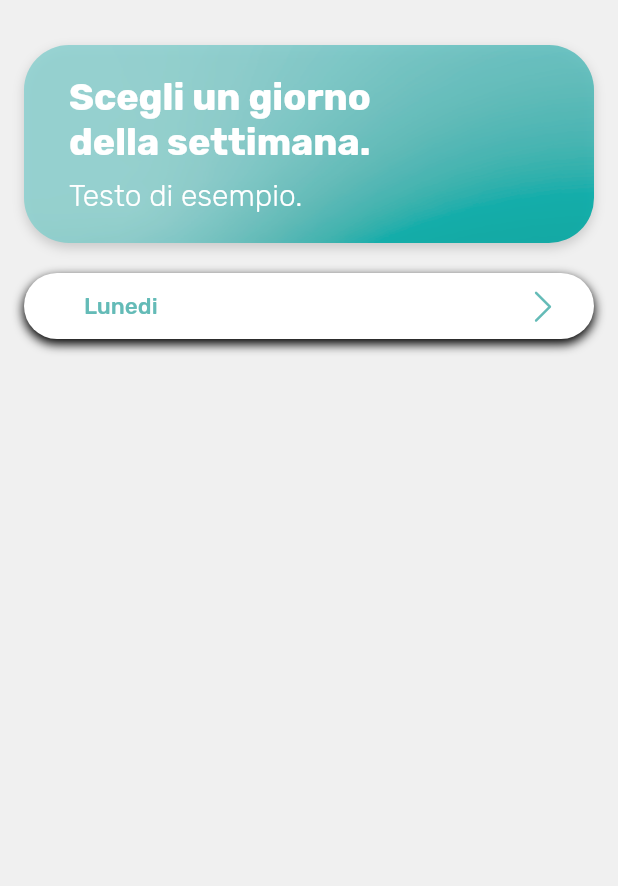
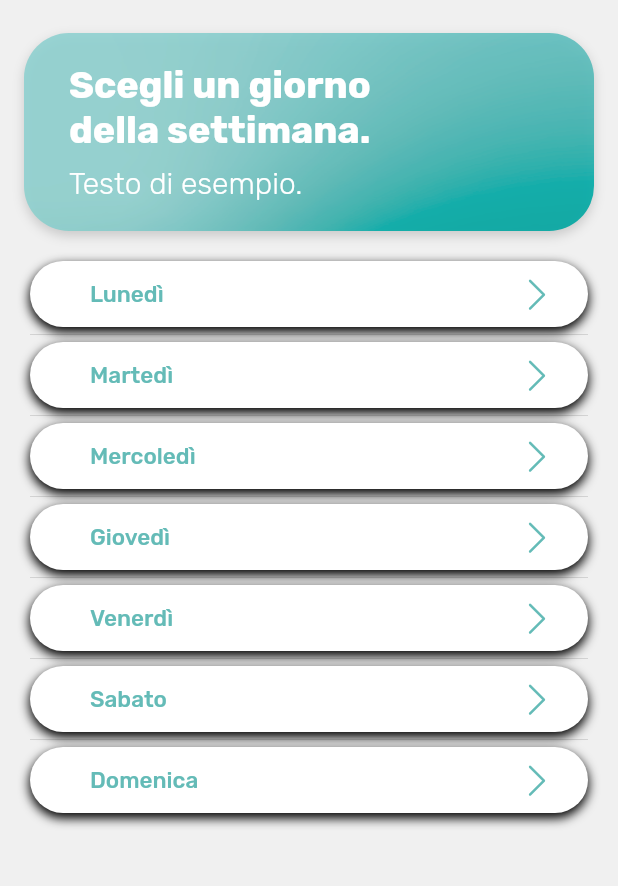
Before and after one commit to gian97pi/FisioProject, a Flutter app: the SelezioneGiorno screen opened directly, on a phone screen of 412 x 824 dp, the part 27-913 px from its top. Run offline on Flutter 3.47's test engine with Material 2 defaults, Android fonts, the phone set to English and light mode, and no system bars; our stand-ins replace device_preview, flutter_datetime_picker, responsive_builder, shared_preferences; accounts and stored records are empty.

Commit message:
Lista giorni completata

```diff
--- a/lib/ui/elements/day_selection_listview.dart
+++ b/lib/ui/elements/day_selection_listview.dart
@@ -1,4 +1,6 @@
+import 'package:fisioproject/presentation/custom_icons.dart';
 import 'package:fisioproject/ui/views/giorno_aggiunta.dart';
+import 'package:fisioproject/values/colors.dart';
 import 'package:flutter/material.dart';
 //import 'router.dart' as router;
 
@@ -26,28 +28,48 @@ class ListState extends State<DaySelectionListview> {
           Container(
             child: ListView.separated(
               //crea una listview con gli elementi distanziati
+
               shrinkWrap: true,
               physics: NeverScrollableScrollPhysics(),
-              padding: const EdgeInsets.all(8),
               itemCount: widget.entries.length,
               itemBuilder: (BuildContext context, int index) {
                 return GestureDetector(
-                  //TODO mettere l'icona gestita da itemActive
                   child: Container(
-                    height: 50,
-                    child: Center(
-                      child: Text(
-                        '${widget.entries[index]}',
-                        style: TextStyle(
-                          color: Colors.black45,
-                          fontFamily: "Rubik",
-                          fontWeight: FontWeight.w700,
-                          fontSize: 15,
+                      height: 44,
+                      decoration: BoxDecoration(
+                          boxShadow: [
+                            BoxShadow(
+                              color: Color.fromRGBO(0, 0, 0, 220),
+                              blurRadius: 5.0,
+                              spreadRadius: 0.5,
+                              offset: Offset(
+                                  0.0, 3.0), // shadow direction: bottom right
+                            )
+                          ],
+                          borderRadius: BorderRadius.all(Radius.circular(30.0)),
+                          color: Colors.white),
+                      child: Padding(
+                        padding: const EdgeInsets.symmetric(horizontal: 24.0),
+                        child: Row(
+                          mainAxisAlignment: MainAxisAlignment.spaceBetween,
+                          children: <Widget>[
+                            Padding(
+                              padding: const EdgeInsets.fromLTRB(16, 0, 0, 0),
+                              child: Text(widget.entries[index],
+                                  textAlign: TextAlign.left,
+                                  style: TextStyle(
+                                      color: AppColors.primaryText,
+                                      fontSize: 15,
+                                      fontWeight: FontWeight.w500)),
+                            ),
+                            Icon(
+                              Custom.next,
+                              size: 20,
+                              color: AppColors.primaryText,
+                            ),
+                          ],
                         ),
-                      ),
-
-                    ),
-                  ),
+                      )),
                   onTap: () {
                     print(widget.entries[index]);
                     //Navigator.pushNamed(context, widget.route , arguments: widget.entries[index]);
@@ -61,7 +83,7 @@ class ListState extends State<DaySelectionListview> {
                 );
               },
               separatorBuilder: (BuildContext context, int index) =>
-                  const Divider(),
+                  const Divider(height: 10),
             ),
           ),
         ],
--- a/lib/ui/views/selezione_giorno.dart
+++ b/lib/ui/views/selezione_giorno.dart
@@ -14,7 +14,7 @@ class SelezioneGiorno extends StatelessWidget {
     'Giovedì',
     'Venerdì',
     'Sabato',
-    'Domenica'
+    'Domenica',
   ];
 
   @override
@@ -24,13 +24,14 @@ class SelezioneGiorno extends StatelessWidget {
         body: SafeArea(
           child: Column(
             children: <Widget>[
+
               Padding(
-              padding: const EdgeInsets.fromLTRB(24.0, 0, 24.0, 0),
+                padding: const EdgeInsets.fromLTRB(24.0, 0, 24.0, 12),
                 child: Row(
                   mainAxisAlignment: MainAxisAlignment.spaceBetween,
                   children: <Widget>[
+
                     Align(
-                    alignment: Alignment.topLeft,
                       child: GestureDetector(
                           child: Text(
                             "INDIETRO",
@@ -65,9 +66,11 @@ class SelezioneGiorno extends StatelessWidget {
                   ],
                 ),
               ),
+              Expanded(
+                child: SingleChildScrollView(
+                  child: Column(
+                  children: <Widget>[
                     Padding(
-              padding: const EdgeInsets.fromLTRB(0, 20, 0, 0),
-              child: Padding(
                       padding: const EdgeInsets.fromLTRB(16, 10, 16, 0),
                       child: Container(
                         decoration: BoxDecoration(
@@ -120,50 +123,15 @@ class SelezioneGiorno extends StatelessWidget {
                         ),
                       ),
                     ),
-            ),
+
                     Padding(
-              padding: const EdgeInsets.fromLTRB(16, 20, 16, 0),
-              child: Container(
-                  height: 44,
-                  decoration: BoxDecoration(
-                      boxShadow: [
-                        BoxShadow(
-                          color: Color.fromRGBO(0, 0, 0, 220),
-                          blurRadius: 5.0,
-                          spreadRadius: 0.5,
-                          offset: Offset(
-                              0.0, 3.0), // shadow direction: bottom right
+                      padding: const EdgeInsets.fromLTRB(20.0,20.0,20.0,0),
+                      child: DaySelectionListview(entries: giorni),
                     )
                   ],
-                      borderRadius: BorderRadius.all(Radius.circular(30.0)),
-                      color: Colors.white),
-                  child: Padding(
-                    padding: const EdgeInsets.symmetric(horizontal: 24.0),
-                    child: Row(
-                      mainAxisAlignment: MainAxisAlignment.spaceBetween,
-                      children: <Widget>[
-                        Padding(
-                          padding: const EdgeInsets.fromLTRB(16, 0, 0, 0),
-                          child: Text('Lunedi',
-                              textAlign: TextAlign.left,
-                              style: TextStyle(
-                                  color: AppColors.primaryText,
-                                  fontSize: 15,
-                                  fontWeight: FontWeight.w500)),
         ),
-                        Icon(
-                          Custom.next,
-                          size: 20,
-                          color: AppColors.primaryText,
                 ),
-                      ],
               ),
-                  )),
-            ),
-            /*Padding(
-              padding: const EdgeInsets.fromLTRB(20.0,20.0,20.0,0),
-              child: CatalogListView(entries: giorni),
-            )*/
             ],
           ),
       ),
```
Also changed, not shown: 1 other file. Lines whose indentation alone changed are shown as unchanged.
